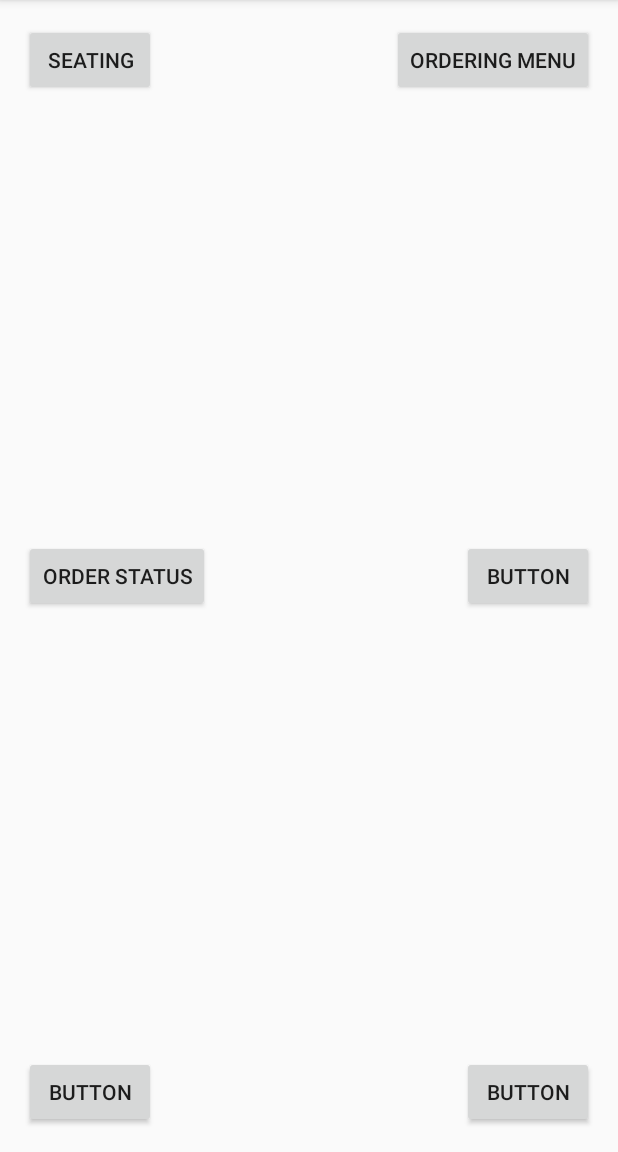
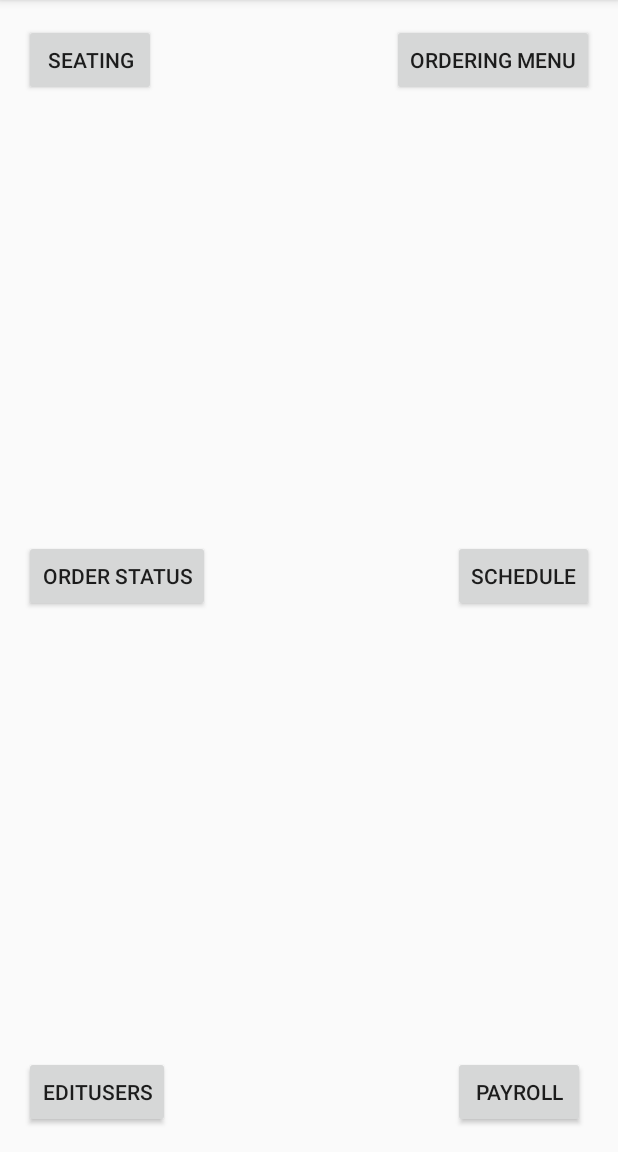
Before and after one commit to Alec13355/Restaurant, an Android app: the MainScreen screen opened directly, with no data from a screen before it, on a phone screen of 412 x 824 dp, the part 84-1236 px from its top. Run offline under Robolectric (Android 15) with nearby library versions, the phone set to English and light mode, and no system bars; libraries missing offline, so code that uses them is left out: com.example.shaneconnect.

Commit message:
Adding extra navigation within the app

```diff
--- a/POSitive_Eating/app/src/main/AndroidManifest.xml
+++ b/POSitive_Eating/app/src/main/AndroidManifest.xml
@@ -18,7 +18,10 @@
         <activity android:name=".MainScreen" />
         <activity android:name=".OrderStatus" />
         <activity android:name=".Menu" />
-        <activity android:name=".Seating"></activity>
+        <activity android:name=".Seating" />
+        <activity android:name=".Schedule" />
+        <activity android:name=".EditStaff" />
+        <activity android:name=".Payroll"></activity>
     </application>
 
 </manifest>
--- a/POSitive_Eating/app/src/main/java/com/example/alec/positive_eating/MainScreen.java
+++ b/POSitive_Eating/app/src/main/java/com/example/alec/positive_eating/MainScreen.java
@@ -9,7 +9,7 @@ import android.view.View;
 import android.content.Intent;
 
 public class MainScreen extends AppCompatActivity {
-Button Seating,Menu,Status;
+Button Seating,Menu,Status,schedule,Edit_users,Payroll;//Delares the button variables
     @Override
     protected void onCreate(Bundle savedInstanceState) {
         super.onCreate(savedInstanceState);
@@ -17,7 +17,38 @@ Button Seating,Menu,Status;
         Seating=(Button)findViewById(R.id.Seating_Button);
         Menu=(Button)findViewById(R.id.Ordering_Menu);
         Status=(Button)findViewById(R.id.OrderStatButton);
+        schedule=(Button)findViewById(R.id.Schedule);
+        Edit_users=(Button)findViewById(R.id.Edit_Users);
+        Payroll=(Button)findViewById(R.id.Payroll);
+        //Initilizes the buttons.
 
+        Edit_users.setOnClickListener(
+            new View.OnClickListener()
+             {
+                public void onClick(View view){
+                  Intent myIntent = new Intent(MainScreen.this, EditStaff.class); /** Class name here */
+                   MainScreen.this.startActivity(myIntent);
+                }
+        }
+        );
+        Payroll.setOnClickListener(
+        new View.OnClickListener()
+        {
+            public void onClick(View view){
+                Intent myIntent = new Intent(MainScreen.this, Payroll.class); /** Class name here */
+                MainScreen.this.startActivity(myIntent);
+            }
+        }
+        );
+        schedule.setOnClickListener(
+                new View.OnClickListener()
+                {
+                    public void onClick(View view){
+                        Intent myIntent = new Intent(MainScreen.this, Schedule.class); /** Class name here */
+                        MainScreen.this.startActivity(myIntent);
+                    }
+                }
+        );
         Status.setOnClickListener(
                 new View.OnClickListener()
                 {
@@ -61,22 +92,6 @@ Button Seating,Menu,Status;
         );
 
 
-//        LogInButton=(Button)findViewById(R.id.logInButton);
-//        password=(EditText)findViewById(R.id.password);
-//        userName=(EditText)findViewById(R.id.userName);
-//        LogInButton.setOnClickListener(
-//                new View.OnClickListener()
-//                {
-//                    public void onClick(View view)
-//                    {
-//                        Log.v("EditText", userName.getText().toString());
-//                        if(userName.getText().toString().equals("alec")){
-//                            if(password.getText().toString().equals("abc123")){
-//                                Intent myIntent = new Intent(LoginWindow.this, MainScreen.class); /** Class name here */
-//                                LoginWindow.this.startActivity(myIntent);
-//                            }
-//                        }
-//                    }
-//                });
+
     }
 }
--- a/POSitive_Eating/app/src/main/res/layout/activity_main_screen.xml
+++ b/POSitive_Eating/app/src/main/res/layout/activity_main_screen.xml
@@ -39,30 +39,30 @@
         android:layout_alignParentStart="true" />
 
     <Button
-        android:text="@string/button"
+        android:text="@string/schedule"
         android:layout_width="wrap_content"
         android:layout_height="wrap_content"
         android:layout_alignBottom="@+id/OrderStatButton"
         android:layout_alignParentRight="true"
         android:layout_alignParentEnd="true"
-        android:id="@+id/button4"
+        android:id="@+id/Schedule"
         tools:ignore="RelativeOverlap" />
 
     <Button
-        android:text="@string/button5"
+        android:text="@string/editusers"
         android:layout_width="wrap_content"
         android:layout_height="wrap_content"
         android:layout_alignParentBottom="true"
         android:layout_alignParentLeft="true"
         android:layout_alignParentStart="true"
-        android:id="@+id/button5" />
+        android:id="@+id/Edit_Users" />
 
     <Button
-        android:text="@string/button6"
+        android:text="@string/payrol"
         android:layout_width="wrap_content"
         android:layout_height="wrap_content"
         android:layout_alignParentBottom="true"
-        android:layout_alignLeft="@+id/button4"
-        android:layout_alignStart="@+id/button4"
-        android:id="@+id/button6" />
+        android:layout_alignLeft="@+id/Schedule"
+        android:layout_alignStart="@+id/Schedule"
+        android:id="@+id/Payroll" />
 </RelativeLayout>
--- a/POSitive_Eating/app/src/main/res/values/strings.xml
+++ b/POSitive_Eating/app/src/main/res/values/strings.xml
@@ -9,4 +9,8 @@
     <string name="button6">Button</string>
     <string name="order_status">Order Status</string>
     <string name="seating">Seating</string>
+    <string name="schedule">Schedule</string>
+    <string name="payroll">Payrol</string>
+    <string name="payrol">Payroll</string>
+    <string name="editusers">EditUsers</string>
 </resources>
```
Also changed, not shown: POSitive_Eating/app/src/main/java/com/example/alec/positive_eating/EditStaff.java (added, +13 -0 lines), POSitive_Eating/app/src/main/java/com/example/alec/positive_eating/Payroll.java (added, +13 -0 lines), POSitive_Eating/app/src/main/java/com/example/alec/positive_eating/Schedule.java (added, +13 -0 lines), POSitive_Eating/app/src/main/res/layout/activity_edit_staff.xml (added, +13 -0 lines), POSitive_Eating/app/src/main/res/layout/activity_payroll.xml (added, +13 -0 lines), POSitive_Eating/app/src/main/res/layout/activity_schedule.xml (added, +13 -0 lines).
